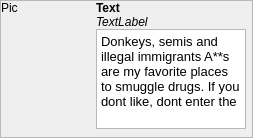
dmzdev/stance, file ui/AdvisorWindow.ui: the form before one commit.
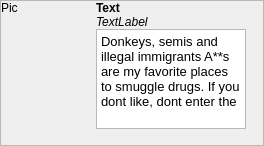
The form after the commit.

Commit message: Shrunk several windows down to save pixels. Scaled all advisor pictures down dynamically. Changelog.

```diff
--- a/ui/AdvisorWindow.ui
+++ b/ui/AdvisorWindow.ui
@@ -6,8 +6,8 @@
    <rect>
     <x>0</x>
     <y>0</y>
-    <width>253</width>
-    <height>138</height>
+    <width>264</width>
+    <height>146</height>
    </rect>
   </property>
   <property name="sizePolicy">
@@ -75,7 +75,7 @@
           <item>
            <widget class="QLabel" name="pictureLabel">
             <property name="sizePolicy">
-             <sizepolicy hsizetype="Maximum" vsizetype="Maximum">
+             <sizepolicy hsizetype="Preferred" vsizetype="Preferred">
               <horstretch>0</horstretch>
               <verstretch>0</verstretch>
              </sizepolicy>
```
The commit also changes 5 other files.
